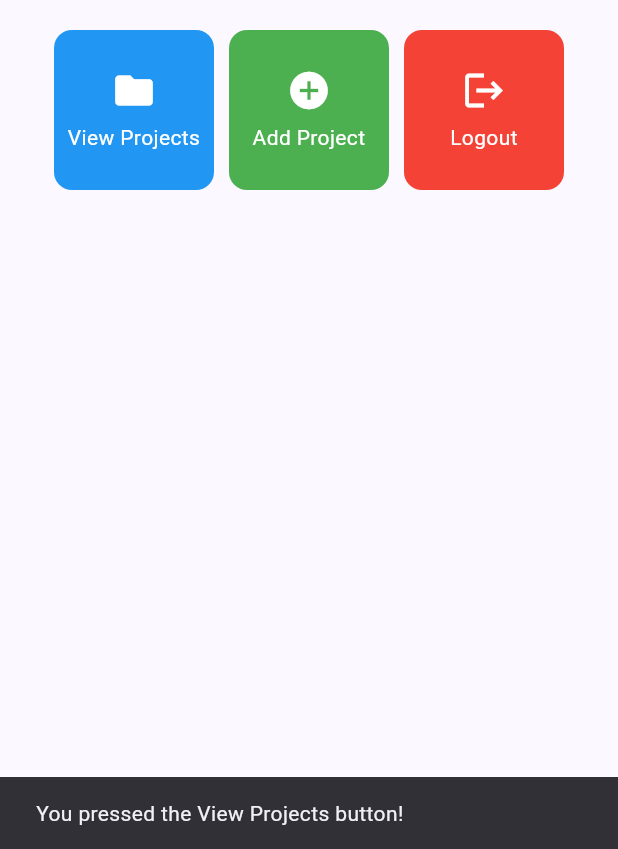
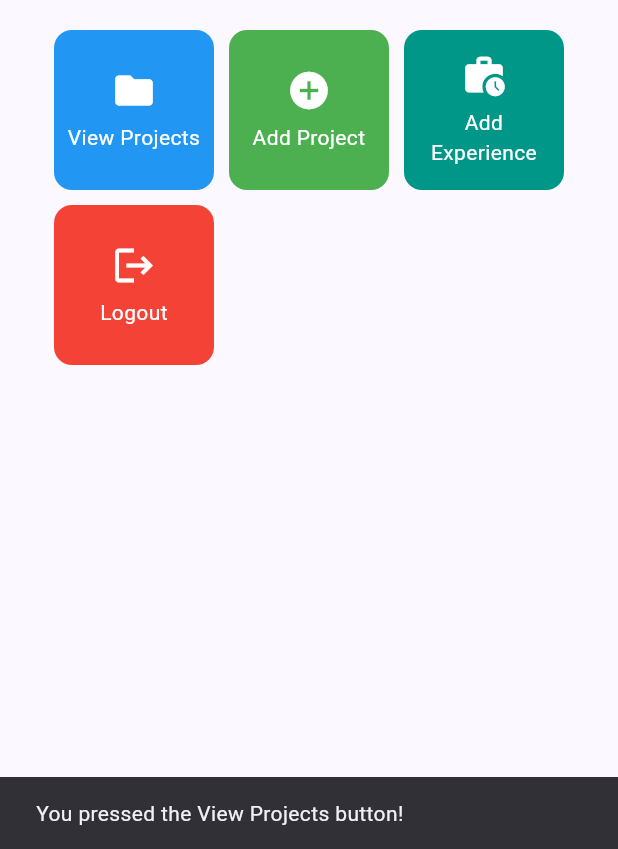
Before and after one commit to AzkalAP/myportofolio_mobile, a Flutter app: the screen it shows after launch, after a tap on "View Projects", on a phone screen of 412 x 824 dp, the part 387-1236 px from its top. Run offline on Flutter 3.47's test engine with Material 3 defaults, Android fonts, the phone set to English and light mode, and no system bars; our stand-ins replace material_ui.

Commit message:
feat: add experience form navigation

```diff
--- a/lib/screens/menu.dart
+++ b/lib/screens/menu.dart
@@ -12,6 +12,7 @@ class MyHomePage extends StatelessWidget {
   final List<ItemHomepage> items = [
     ItemHomepage('View Projects', Icons.folder, Colors.blue),
     ItemHomepage('Add Project', Icons.add_circle, Colors.green),
+    ItemHomepage('Add Experience', Icons.work_history, Colors.teal),
     ItemHomepage('Logout', Icons.logout, Colors.red),
   ];
 
@@ -27,7 +28,8 @@ class MyHomePage extends StatelessWidget {
         iconTheme: const IconThemeData(color: Colors.white),
       ),
       drawer: const LeftDrawer(),
-      body: Padding(
+      body: SingleChildScrollView(
+        child: Padding(
           padding: const EdgeInsets.all(16.0),
           child: Column(
             crossAxisAlignment: CrossAxisAlignment.center,
@@ -55,7 +57,8 @@ class MyHomePage extends StatelessWidget {
                       ),
                     ),
                     GridView.count(
-                    primary: true,
+                      primary: false,
+                      physics: const NeverScrollableScrollPhysics(),
                       padding: const EdgeInsets.all(20),
                       crossAxisSpacing: 10,
                       mainAxisSpacing: 10,
@@ -69,6 +72,7 @@ class MyHomePage extends StatelessWidget {
                 ),
               ),
             ],
+          ),
         ),
       ),
     );
--- a/lib/widgets/left_drawer.dart
+++ b/lib/widgets/left_drawer.dart
@@ -1,4 +1,5 @@
 import 'package:material_ui/material_ui.dart';
+import 'package:myportofolio_mobile/screens/experience_form.dart';
 import 'package:myportofolio_mobile/screens/menu.dart';
 import 'package:myportofolio_mobile/screens/project_form.dart';
 
@@ -56,6 +57,18 @@ class LeftDrawer extends StatelessWidget {
               );
             },
           ),
+          ListTile(
+            leading: const Icon(Icons.work_history_outlined),
+            title: const Text('Add Experience'),
+            onTap: () {
+              Navigator.push(
+                context,
+                MaterialPageRoute(
+                  builder: (context) => const ExperienceFormPage(),
+                ),
+              );
+            },
+          ),
         ],
       ),
     );
--- a/lib/widgets/project_card.dart
+++ b/lib/widgets/project_card.dart
@@ -1,4 +1,5 @@
 import 'package:material_ui/material_ui.dart';
+import 'package:myportofolio_mobile/screens/experience_form.dart';
 import 'package:myportofolio_mobile/screens/menu.dart';
 import 'package:myportofolio_mobile/screens/project_form.dart';
 
@@ -25,6 +26,13 @@ class ItemCard extends StatelessWidget {
               context,
               MaterialPageRoute(builder: (context) => const ProjectFormPage()),
             );
+          } else if (item.name == 'Add Experience') {
+            Navigator.push(
+              context,
+              MaterialPageRoute(
+                builder: (context) => const ExperienceFormPage(),
+              ),
+            );
           }
         },
         child: Container(
```
Also changed, not shown: 2 other files. Lines whose indentation alone changed are shown as unchanged.
